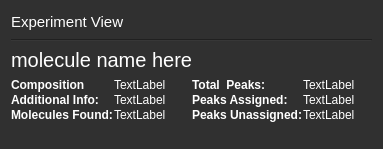
Old version of the form app/dialogs/frames/experiment_info_widget.ui in the repository jnicoleoliveira/SPECData.
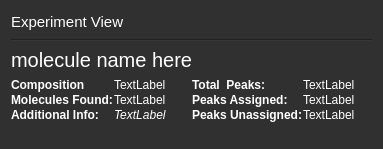
New version of the form.

Commit message: - PATCH: New experiment could not open Experiment_View correctly. I realized it was treating it as a Dialog, rather than a main window (due to a change in implementation). Just opening the window did not work, so I implemented OpenExperimentView, which is a Dialog, that has 0 size, and opens up the main experiment view. It acts as a buffer dialog to avoid conflict - ISSUE: The new patch does not allow the home button to work, and needs to be fixed.

```diff
--- a/app/dialogs/frames/experiment_info_widget.ui
+++ b/app/dialogs/frames/experiment_info_widget.ui
@@ -104,26 +104,6 @@
          </property>
         </widget>
        </item>
-       <item row="1" column="0">
-        <widget class="QLabel" name="info_lbl">
-         <property name="font">
-          <font>
-           <weight>75</weight>
-           <bold>true</bold>
-          </font>
-         </property>
-         <property name="text">
-          <string>Additional Info:</string>
-         </property>
-        </widget>
-       </item>
-       <item row="1" column="1">
-        <widget class="QLabel" name="info_val_lbl">
-         <property name="text">
-          <string>TextLabel</string>
-         </property>
-        </widget>
-       </item>
        <item row="2" column="0">
         <widget class="QLabel" name="molecules_found_lbl">
          <property name="font">
@@ -138,20 +118,45 @@
          </property>
         </widget>
        </item>
-       <item row="2" column="1">
-        <widget class="QLabel" name="molecules_found_val">
-         <property name="text">
-          <string>TextLabel</string>
-         </property>
-        </widget>
-       </item>
-       <item row="3" column="1">
+       <item row="4" column="1">
         <widget class="Line" name="line_2">
          <property name="orientation">
           <enum>Qt::Horizontal</enum>
          </property>
         </widget>
        </item>
+       <item row="2" column="1">
+        <widget class="QLabel" name="molecules_found_val">
+         <property name="text">
+          <string>TextLabel</string>
+         </property>
+        </widget>
+       </item>
+       <item row="3" column="1">
+        <widget class="QLabel" name="info_val_lbl">
+         <property name="font">
+          <font>
+           <italic>true</italic>
+          </font>
+         </property>
+         <property name="text">
+          <string>TextLabel</string>
+         </property>
+        </widget>
+       </item>
+       <item row="3" column="0">
+        <widget class="QLabel" name="info_lbl">
+         <property name="font">
+          <font>
+           <weight>75</weight>
+           <bold>true</bold>
+          </font>
+         </property>
+         <property name="text">
+          <string>Additional Info:</string>
+         </property>
+        </widget>
+       </item>
       </layout>
      </item>
      <item>
```
The commit also changes 18 other files.
